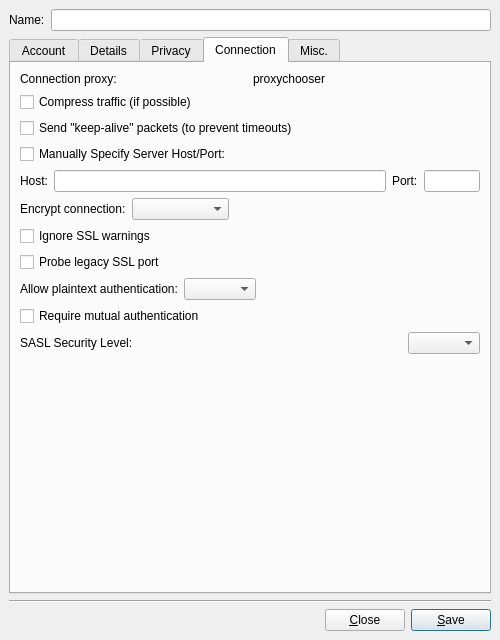
BackupTheBerlios/synapse-xmpp-svn, file main/synapse-im/src/accountmodify.ui: the form before one commit.
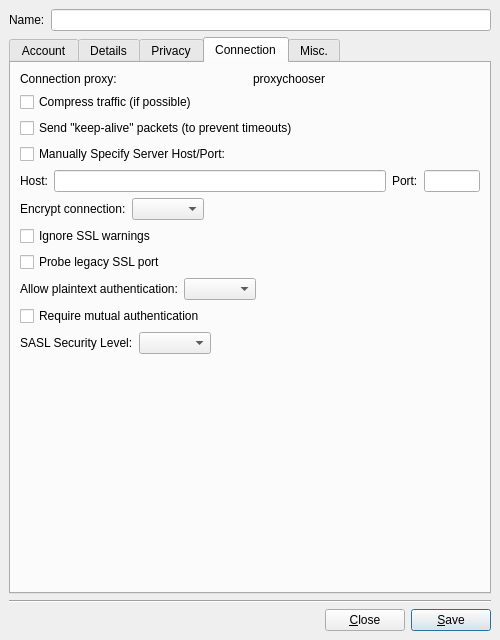
The form after the commit. The open tabs and pages were chosen to show the change. Custom widgets are drawn as their Qt base class.

Diff of the .ui file:
```diff
--- a/main/synapse-im/src/accountmodify.ui
+++ b/main/synapse-im/src/accountmodify.ui
@@ -401,7 +401,7 @@
          <widget class="QWidget" name="pg_privacyStatus" >
           <layout class="QVBoxLayout" >
            <property name="margin" >
-            <number>9</number>
+            <number>0</number>
            </property>
            <property name="spacing" >
             <number>6</number>
@@ -447,7 +447,7 @@
          <widget class="QWidget" name="pg_privacy" >
           <layout class="QVBoxLayout" >
            <property name="margin" >
-            <number>9</number>
+            <number>0</number>
            </property>
            <property name="spacing" >
             <number>6</number>
@@ -669,9 +669,12 @@
          </item>
          <item>
           <widget class="QComboBox" name="cb_ssl" >
+           <property name="sizeAdjustPolicy" >
+            <enum>QComboBox::AdjustToContents</enum>
+           </property>
            <property name="sizePolicy" >
             <sizepolicy>
-             <hsizetype>3</hsizetype>
+             <hsizetype>1</hsizetype>
              <vsizetype>0</vsizetype>
              <horstretch>0</horstretch>
              <verstretch>0</verstretch>
@@ -689,7 +692,7 @@
            </property>
            <property name="sizeHint" >
             <size>
-             <width>251</width>
+             <width>0</width>
              <height>16</height>
             </size>
            </property>
@@ -728,9 +731,12 @@
          </item>
          <item>
           <widget class="QComboBox" name="cb_plain" >
+           <property name="sizeAdjustPolicy" >
+            <enum>QComboBox::AdjustToContents</enum>
+           </property>
            <property name="sizePolicy" >
             <sizepolicy>
-             <hsizetype>3</hsizetype>
+             <hsizetype>1</hsizetype>
              <vsizetype>0</vsizetype>
              <horstretch>0</horstretch>
              <verstretch>0</verstretch>
@@ -748,7 +754,7 @@
            </property>
            <property name="sizeHint" >
             <size>
-             <width>251</width>
+             <width>0</width>
              <height>16</height>
             </size>
            </property>
@@ -778,6 +784,21 @@
            </property>
           </widget>
          </item>
+         <item>
+          <widget class="QComboBox" name="cb_security_level" >
+           <property name="sizeAdjustPolicy" >
+            <enum>QComboBox::AdjustToContents</enum>
+           </property>
+           <property name="sizePolicy" >
+            <sizepolicy>
+             <hsizetype>1</hsizetype>
+             <vsizetype>0</vsizetype>
+             <horstretch>0</horstretch>
+             <verstretch>0</verstretch>
+            </sizepolicy>
+           </property>
+          </widget>
+         </item>
          <item>
           <spacer>
            <property name="orientation" >
@@ -788,15 +809,12 @@
            </property>
            <property name="sizeHint" >
             <size>
-             <width>251</width>
+             <width>0</width>
              <height>16</height>
             </size>
            </property>
           </spacer>
          </item>
-         <item>
-          <widget class="QComboBox" name="cb_security_level" />
-         </item>
         </layout>
        </item>
        <item>
```
Left out of the diff: 21 changed lines with no effect on the pictures.
